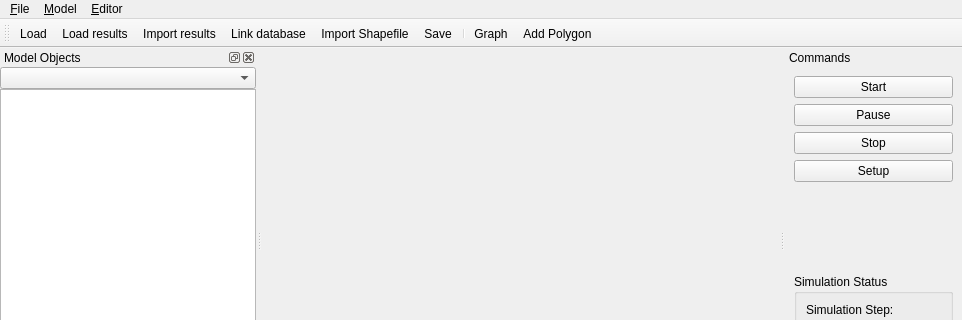
Old version of the form qtgui/mainwindow.ui in the repository frabas/DISPLACE_GUI; both pictures show x 0 to 962 and y 0 to 320 of the 962 by 692 pixel window.
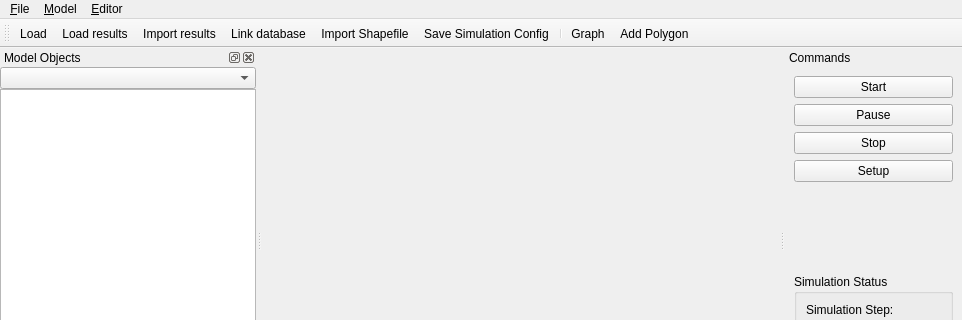
New version of the form. Icons and pictures are not drawn. Custom widgets are drawn as their Qt base class.

Commit message: Gui: Main Window "Save" command renamed in menu

The edit to the form file:
```diff
--- a/qtgui/mainwindow.ui
+++ b/qtgui/mainwindow.ui
@@ -612,7 +612,7 @@
      <normaloff>:/icons/save.png</normaloff>:/icons/save.png</iconset>
    </property>
    <property name="text">
-    <string>Save...</string>
+    <string>Save Simulation Config...</string>
    </property>
   </action>
   <action name="actionQuit">
```
